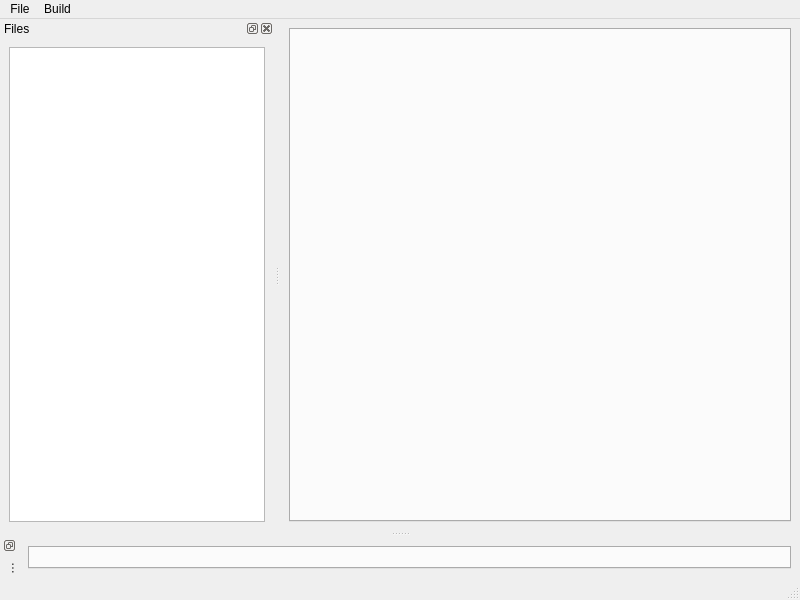
TheProjecter/pockemul, file ui/windowide.ui: the form before one commit.
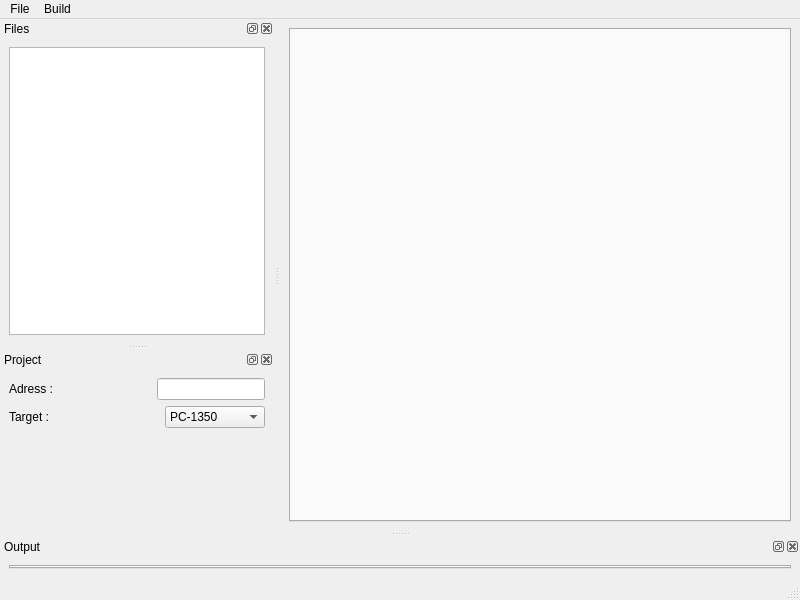
The form after the commit. Icons and pictures are not drawn.

The edit to the form file:
```diff
--- a/ui/windowide.ui
+++ b/ui/windowide.ui
@@ -83,7 +83,7 @@
     </sizepolicy>
    </property>
    <property name="features">
-    <set>QDockWidget::DockWidgetFloatable|QDockWidget::DockWidgetMovable|QDockWidget::DockWidgetVerticalTitleBar</set>
+    <set>QDockWidget::DockWidgetClosable|QDockWidget::DockWidgetFloatable</set>
    </property>
    <property name="windowTitle">
     <string>Output</string>
@@ -161,6 +161,123 @@
     </layout>
    </widget>
   </widget>
+  <widget class="QDockWidget" name="projectDockWidget">
+   <property name="windowTitle">
+    <string>Project</string>
+   </property>
+   <attribute name="dockWidgetArea">
+    <number>1</number>
+   </attribute>
+   <widget class="QWidget" name="dockWidgetContents_2">
+    <layout class="QVBoxLayout" name="verticalLayout_2">
+     <item>
+      <layout class="QHBoxLayout" name="horizontalLayout_5">
+       <item>
+        <widget class="QLabel" name="label">
+         <property name="text">
+          <string>Adress :</string>
+         </property>
+        </widget>
+       </item>
+       <item>
+        <spacer name="horizontalSpacer">
+         <property name="orientation">
+          <enum>Qt::Horizontal</enum>
+         </property>
+         <property name="sizeHint" stdset="0">
+          <size>
+           <width>40</width>
+           <height>20</height>
+          </size>
+         </property>
+        </spacer>
+       </item>
+       <item>
+        <widget class="QLineEdit" name="adrLineEdit">
+         <property name="sizePolicy">
+          <sizepolicy hsizetype="Minimum" vsizetype="Fixed">
+           <horstretch>0</horstretch>
+           <verstretch>0</verstretch>
+          </sizepolicy>
+         </property>
+         <property name="minimumSize">
+          <size>
+           <width>100</width>
+           <height>20</height>
+          </size>
+         </property>
+        </widget>
+       </item>
+      </layout>
+     </item>
+     <item>
+      <layout class="QHBoxLayout" name="horizontalLayout_6">
+       <item>
+        <widget class="QLabel" name="label_2">
+         <property name="text">
+          <string>Target :</string>
+         </property>
+        </widget>
+       </item>
+       <item>
+        <spacer name="horizontalSpacer_2">
+         <property name="orientation">
+          <enum>Qt::Horizontal</enum>
+         </property>
+         <property name="sizeHint" stdset="0">
+          <size>
+           <width>40</width>
+           <height>20</height>
+          </size>
+         </property>
+        </spacer>
+       </item>
+       <item>
+        <widget class="QComboBox" name="targetComboBox">
+         <property name="minimumSize">
+          <size>
+           <width>100</width>
+           <height>20</height>
+          </size>
+         </property>
+         <item>
+          <property name="text">
+           <string>PC-1350</string>
+          </property>
+          <property name="icon">
+           <iconset resource="../resources/pc1350.qrc">
+            <normaloff>:/PC1350/pc1350/pc1350.png</normaloff>:/PC1350/pc1350/pc1350.png</iconset>
+          </property>
+         </item>
+         <item>
+          <property name="text">
+           <string>PC-1250</string>
+          </property>
+          <property name="icon">
+           <iconset resource="../resources/pc1250.qrc">
+            <normaloff>:/PC1250/pc1250/pc1250.png</normaloff>:/PC1250/pc1250/pc1250.png</iconset>
+          </property>
+         </item>
+        </widget>
+       </item>
+      </layout>
+     </item>
+     <item>
+      <spacer name="verticalSpacer">
+       <property name="orientation">
+        <enum>Qt::Vertical</enum>
+       </property>
+       <property name="sizeHint" stdset="0">
+        <size>
+         <width>20</width>
+         <height>40</height>
+        </size>
+       </property>
+      </spacer>
+     </item>
+    </layout>
+   </widget>
+  </widget>
   <action name="actionOpen">
    <property name="text">
     <string>Open</string>
```
Left out of the diff: 17 changed lines with no effect on the pictures.
